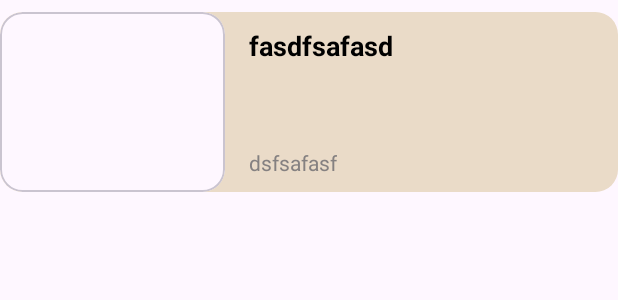
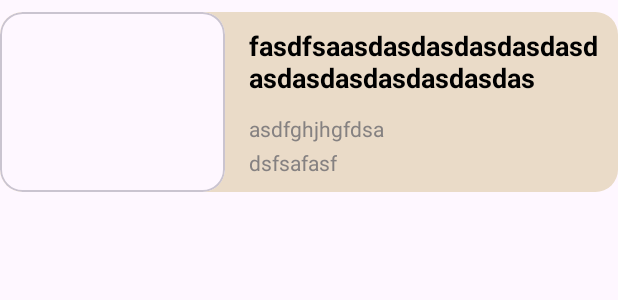
Before and after one commit to fihryal/NewsBreeze, an Android app: the layout item_news.xml on its own in the app's theme, with its tools: preview values and no code run, on a phone screen of 412 x 824 dp. Shown: the top 300 px of the screen. Run offline under Robolectric (Android 15) with nearby library versions, the phone set to English and light mode, and no system bars.

Commit message:
first commit

```diff
--- a/app/build.gradle.kts
+++ b/app/build.gradle.kts
@@ -8,13 +8,13 @@ plugins {
 
 android {
     namespace = "com.faqiy.newsbreeze"
-    compileSdkPreview = "UpsideDownCake"
+    compileSdk = 33
 
     defaultConfig {
         applicationId = "com.faqiy.newsbreeze"
-        minSdk = 33
+        minSdk = 28
         targetSdk = 33
-        versionCode = 1
+        versionCode = 3
         versionName = "1.0"
 
         testInstrumentationRunner = "androidx.test.runner.AndroidJUnitRunner"
--- a/app/src/main/java/com/faqiy/newsbreeze/MainActivity.kt
+++ b/app/src/main/java/com/faqiy/newsbreeze/MainActivity.kt
@@ -40,6 +40,8 @@ class MainActivity : AppCompatActivity() {
             tab.text =listFragment[position]
         }.attach()
 
+
+
     }
 
     override fun onCreateOptionsMenu(menu: Menu?): Boolean {
--- a/app/src/main/java/com/faqiy/newsbreeze/adapter/NewsAdapter.kt
+++ b/app/src/main/java/com/faqiy/newsbreeze/adapter/NewsAdapter.kt
@@ -52,6 +52,7 @@ class NewsAdapter:RecyclerView.Adapter<NewsAdapter.MyViewHolder>() {
         holder.binding.apply{
             itemTitle.text = data.title
             itemDate.text = publishedResult
+            itemAuthor.text = data.author
             Picasso.get().load(data.urlToImage).into(itemImage)
         }
             holder.itemView.setOnClickListener{
--- a/app/src/main/res/layout/item_news.xml
+++ b/app/src/main/res/layout/item_news.xml
@@ -40,13 +40,25 @@
             android:layout_marginTop="10dp"
             android:layout_marginEnd="10dp"
             android:maxLines="3"
-            android:text="fasdfsafasd"
+            android:text="fasdfsaasdasdasdasdasdasdasdasdasdasdasdasdasdasasdasdasdasasdasdasdasasdasdasdasasdasdsadasdasfasd"
+            android:maxLength="45"
             android:textColor="@color/black"
             android:textSize="18sp"
             android:textStyle="bold"
             app:layout_constraintEnd_toEndOf="parent"
             app:layout_constraintStart_toEndOf="@id/card_image"
             app:layout_constraintTop_toTopOf="@id/card_image" />
+
+        <TextView
+            android:id="@+id/item_author"
+            android:layout_width="wrap_content"
+            android:layout_height="wrap_content"
+            android:text="asdfghjhgfdsa"
+            android:textColor="#858181"
+            android:layout_marginBottom="3dp"
+            android:layout_marginTop="3dp"
+            app:layout_constraintBottom_toTopOf="@+id/item_date"
+            app:layout_constraintStart_toStartOf="@+id/item_title" />
 
         <TextView
             android:id="@+id/item_date"
```
Also changed, not shown: app/src/main/java/com/faqiy/newsbreeze/DetailActivity.kt (+21 -20 lines), app/src/main/res/layout/activity_main.xml (+9 -1 lines).
